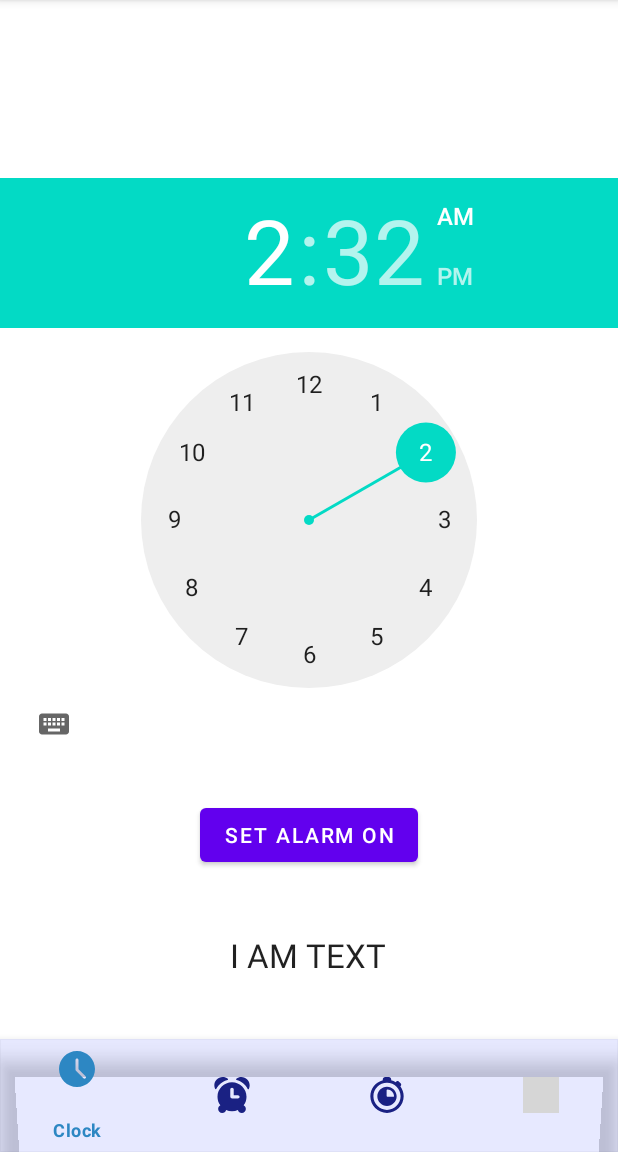
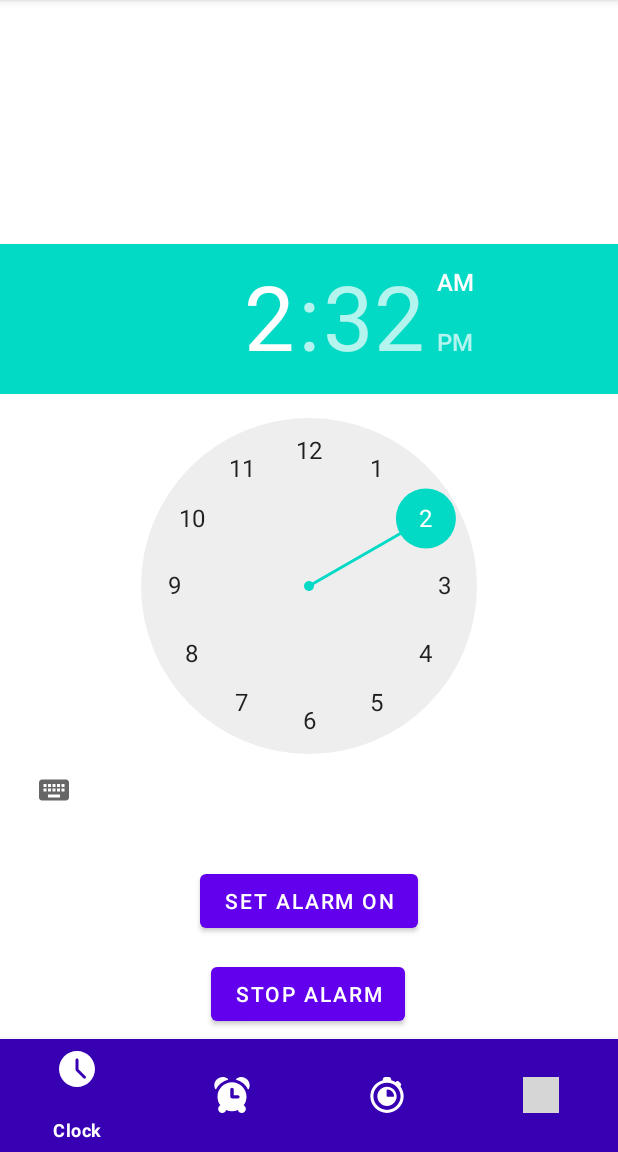
Before and after one commit to HugoDem/7ven-0clock, an Android app: the fragment AlarmFragment placed in its activity, on a phone screen of 412 x 824 dp, the part 84-1236 px from its top. Run offline under Robolectric (Android 15) with nearby library versions, the phone set to English and light mode, and no system bars; grey boxes are pictures that could not be loaded.

Commit message:
some design changes

```diff
--- a/app/src/main/res/drawable/botnav_colors.xml
+++ b/app/src/main/res/drawable/botnav_colors.xml
@@ -2,8 +2,8 @@
 <selector xmlns:android="http://schemas.android.com/apk/res/android">
         <item
             android:state_checked="true"
-            android:color="@color/sacre_blue" />
+            android:color="@color/white" />
         <item
             android:state_checked="false"
-            android:color="@color/autre_blue" />
+            android:color="@color/white" />
 </selector>
--- a/app/src/main/res/layout/activity_main.xml
+++ b/app/src/main/res/layout/activity_main.xml
@@ -10,7 +10,7 @@
         android:id="@+id/bottomNavigationView"
         android:layout_width="0dp"
         android:layout_height="75dp"
-        android:background="@color/u_back"
+        android:background="@color/purple_700"
         app:itemIconTint="@drawable/botnav_colors"
         app:itemTextColor="@drawable/botnav_colors"
         app:layout_constraintBottom_toBottomOf="parent"
--- a/app/src/main/res/layout/fragment_alarm.xml
+++ b/app/src/main/res/layout/fragment_alarm.xml
@@ -16,6 +16,17 @@
         app:layout_constraintStart_toStartOf="parent"
         app:layout_constraintTop_toBottomOf="@+id/alarmToggle" />
 
+    <Button
+        android:id="@+id/stopAlarmButton"
+        android:layout_width="wrap_content"
+        android:layout_height="wrap_content"
+        android:layout_marginTop="88dp"
+        android:text="Stop Alarm"
+        app:layout_constraintEnd_toEndOf="parent"
+        app:layout_constraintHorizontal_bias="0.498"
+        app:layout_constraintStart_toStartOf="parent"
+        app:layout_constraintTop_toBottomOf="@+id/alarmToggle" />
+
     <TextView
         android:id="@+id/alarmText"
         android:layout_width="wrap_content"
@@ -24,7 +35,7 @@
         android:layout_alignParentBottom="true"
         android:layout_centerHorizontal="true"
         android:layout_marginStart="20dp"
-        android:layout_marginTop="41dp"
+        android:layout_marginTop="76dp"
         android:text="I AM TEXT"
         android:textAppearance="?android:attr/textAppearanceLarge"
         app:layout_constraintStart_toStartOf="@+id/alarmButton"
@@ -34,7 +45,7 @@
         android:id="@+id/alarmToggle"
         android:layout_width="wrap_content"
         android:layout_height="wrap_content"
-        android:layout_marginTop="26dp"
+        android:layout_marginTop="70dp"
         app:layout_constraintStart_toStartOf="parent"
         app:layout_constraintTop_toTopOf="parent" />
 
--- a/app/src/main/res/layout/fragment_timer.xml
+++ b/app/src/main/res/layout/fragment_timer.xml
@@ -23,7 +23,8 @@
             android:text="Start"
             app:layout_constraintEnd_toStartOf="@+id/resetButton"
             app:layout_constraintStart_toStartOf="parent"
-            app:layout_constraintTop_toBottomOf="@+id/linearLayout" />
+            app:layout_constraintTop_toBottomOf="@+id/linearLayout"
+            app:backgroundTint="@color/green"/>
 
         <Button
             android:id="@+id/resetButton"
@@ -35,7 +36,8 @@
             app:layout_constraintBottom_toBottomOf="parent"
             app:layout_constraintEnd_toEndOf="parent"
             app:layout_constraintStart_toEndOf="@+id/startPauseButton"
-            app:layout_constraintTop_toBottomOf="@+id/linearLayout" />
+            app:layout_constraintTop_toBottomOf="@+id/linearLayout"
+            app:backgroundTint="@color/red"/>
 
         <androidx.constraintlayout.widget.ConstraintLayout
             android:id="@+id/linearLayout"
--- a/app/src/main/res/values/colors.xml
+++ b/app/src/main/res/values/colors.xml
@@ -9,11 +9,13 @@
 
     <color name="black">#00000000</color>
     <color name="white">#FFFFFFFF</color>
+    <color name="orange">#E4AC3D</color>
+    <color name="green">#40E210</color>
+    <color name="red">#FF981D2C</color>
 
     <color name="colorPrimary">#FFFFFFFF</color>
     <color name="colorPrimaryDark">#FFFFFFFF</color>
     <color name="colorAccent">#FFFFFFFF</color>
-    <color name="textColor">#FF000000</color>
 
     <color name="sacre_blue">#2D87C3</color>
     <color name="autre_blue">#1a2183</color>
```
Also changed, not shown: app/src/main/java/com/isep/ii3510/a7ven0clock/AlarmFragment.java (+26 -7 lines), app/src/main/res/drawable/custom_button.xml (added, +13 -0 lines), app/src/main/res/layout/fragment_clock.xml (+9 -4 lines), app/src/main/res/layout/fragment_settings.xml (+0 -7 lines), 25 other files.
